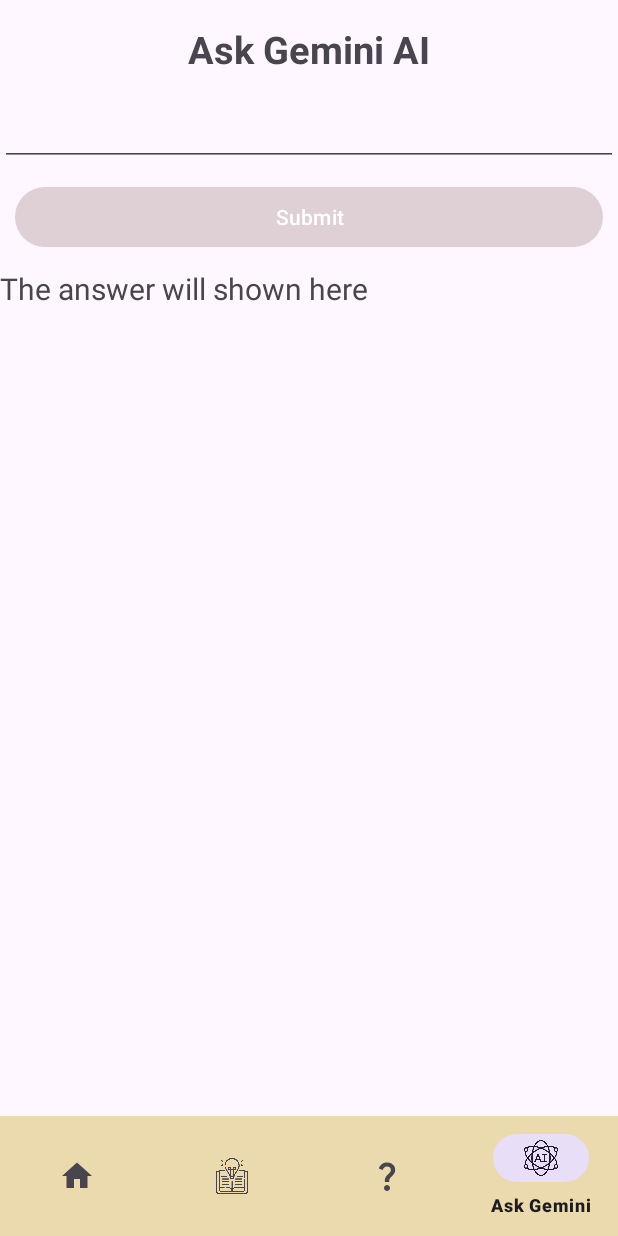
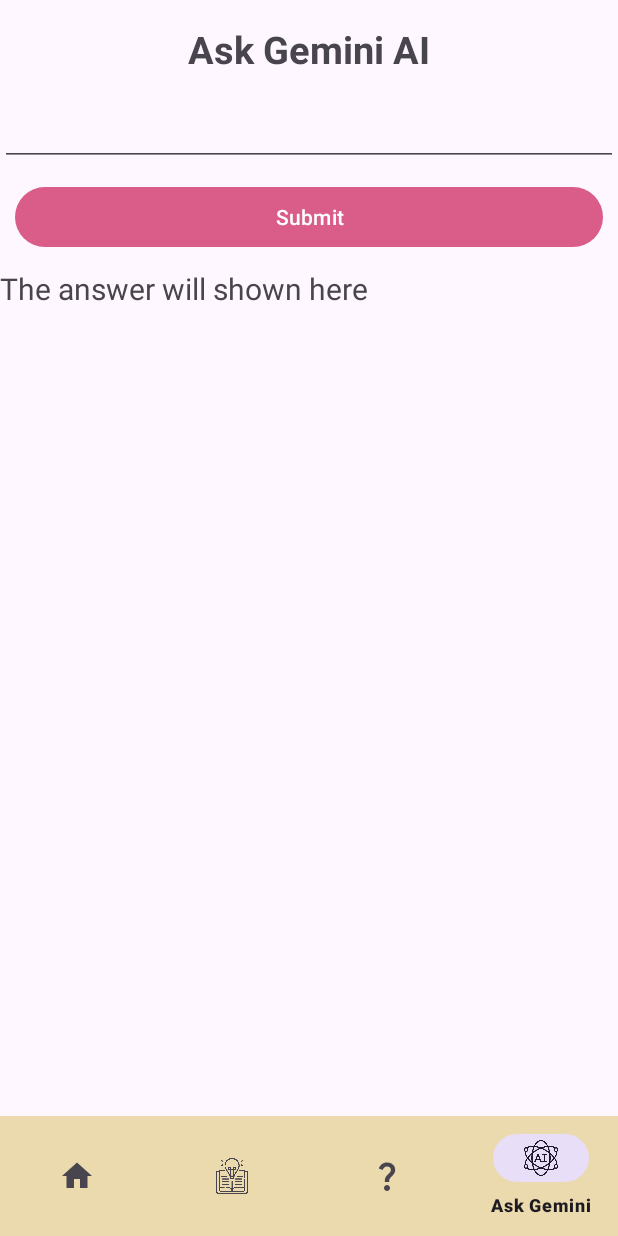
Before and after one commit to UmutDiler0/LanguageMap, an Android app: the screen it shows after launch (MainActivity), item 4 of the bottom bar chosen, on a phone screen of 412 x 824 dp. Run offline under Robolectric (Android 15) with nearby library versions, the phone set to English and light mode, and no system bars; our stand-ins replace Firebase (no records; nobody signed in at launch, a user with empty details on screens opened directly), navigation-ui; libraries missing offline, so code that uses them is left out: com.google.ai.client.

Commit message:
Solved button color

```diff
--- a/app/src/main/res/values/colors.xml
+++ b/app/src/main/res/values/colors.xml
@@ -4,4 +4,5 @@
     <color name="white">#FFFFFFFF</color>
     <color name="bottomNav">#EADAAD</color>
     <color name="rcView">#DED0D5</color>
+    <color name="buttonColor">#DA5C89</color>
 </resources>
--- a/app/src/main/res/values/themes.xml
+++ b/app/src/main/res/values/themes.xml
@@ -2,7 +2,7 @@
     <!-- Base application theme. -->
     <style name="Base.Theme.LanguageMap" parent="Theme.Material3.DayNight.NoActionBar">
         <!-- Customize your light theme here. -->
-         <item name="colorPrimary">@color/rcView</item>
+         <item name="colorPrimary">@color/buttonColor</item>
     </style>
 
     <style name="Theme.LanguageMap" parent="Base.Theme.LanguageMap" />
```
